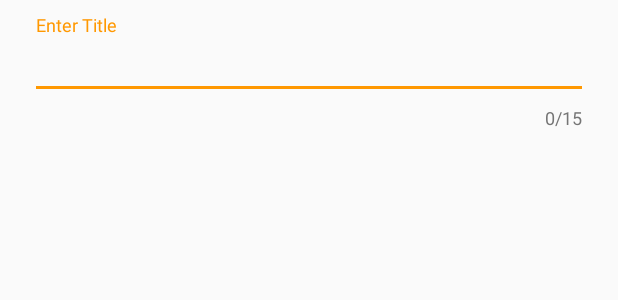
After one commit to hemal-shah/Expense-Tracker, an Android app: the layout dialog_new_cluster.xml on its own in the app's theme, with its tools: preview values and no code run, on a phone screen of 412 x 824 dp. The commit adds this screen. Shown: the top 300 px of the screen. Run offline under Robolectric (Android 15) with nearby library versions, the phone set to English and light mode, and no system bars.

Commit message:
Generated UI for new cluster adding dialog.

```diff
--- /dev/null
+++ b/app/src/main/res/layout/dialog_new_cluster.xml
@@ -0,0 +1,31 @@
+<?xml version="1.0" encoding="utf-8"?>
+<LinearLayout xmlns:android="http://schemas.android.com/apk/res/android"
+    xmlns:app="http://schemas.android.com/apk/res-auto"
+    android:layout_width="match_parent"
+    android:layout_height="match_parent"
+    android:orientation="vertical">
+
+    <android.support.design.widget.TextInputLayout
+        android:id="@+id/til_dialog_new_cluster"
+        android:layout_width="match_parent"
+        android:layout_height="wrap_content"
+        android:layout_gravity="center"
+        android:layout_marginEnd="@dimen/margin_end_start_et_dialog"
+        android:layout_marginTop="@dimen/margin_top_et_dialog"
+        android:layout_marginStart="@dimen/margin_end_start_et_dialog"
+        app:counterEnabled="true"
+        app:counterMaxLength="15"
+        app:errorEnabled="true">
+
+        <android.support.design.widget.TextInputEditText
+            android:id="@+id/tiet_dialog_new_cluster"
+            android:layout_width="match_parent"
+            android:layout_height="wrap_content"
+            android:hint="@string/enter_title"
+            android:maxLines="1"
+            android:maxLength="15" />
+
+    </android.support.design.widget.TextInputLayout>
+
+
+</LinearLayout>
--- a/app/src/main/res/values/dimens.xml
+++ b/app/src/main/res/values/dimens.xml
@@ -2,4 +2,6 @@
     <!-- Default screen margins, per the Android Design guidelines. -->
     <dimen name="activity_horizontal_margin">16dp</dimen>
     <dimen name="activity_vertical_margin">16dp</dimen>
+    <dimen name="margin_end_start_et_dialog">20dp</dimen>
+    <dimen name="margin_top_et_dialog">10dp</dimen>
 </resources>
--- a/app/src/main/res/values/strings.xml
+++ b/app/src/main/res/values/strings.xml
@@ -3,4 +3,5 @@
     <string name="app_name">Expense Tracker</string>
     <string name="drawer_open">Drawer Open</string>
     <string name="drawer_closed">Drawer closed</string>
+    <string name="enter_title">Enter Title</string>
 </resources>
```
Also changed, not shown: app/src/main/java/hemal/t/shah/expensetracker/fragment/PersonalExpensesFragment.java (+47 -19 lines).
